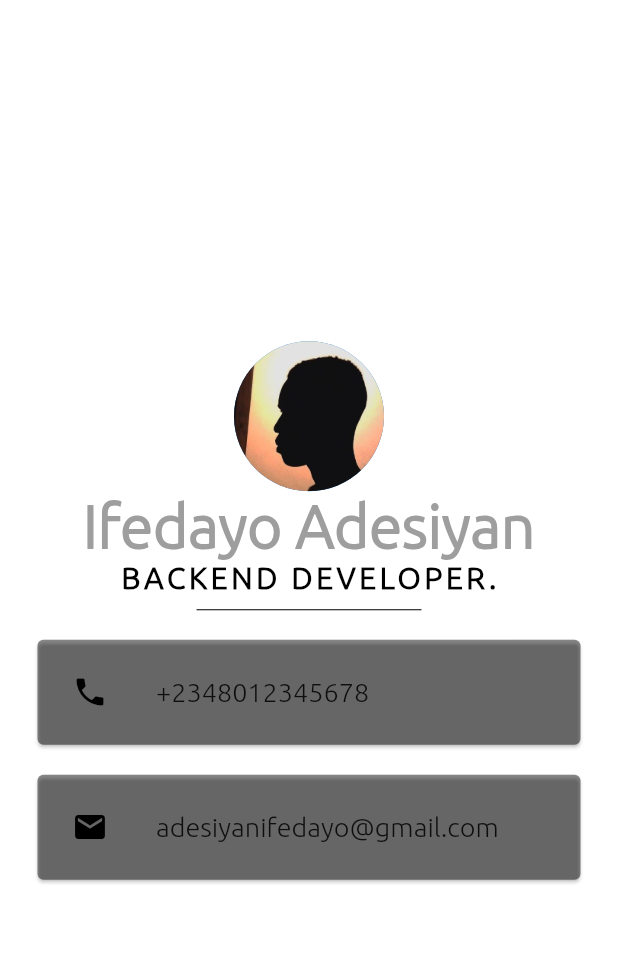
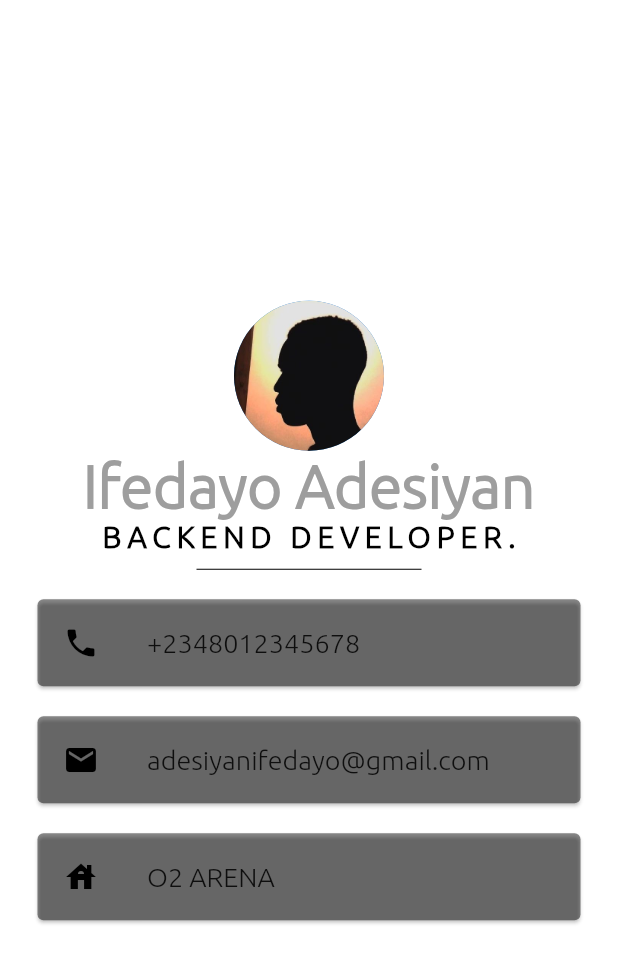
Before and after one commit to adesiyan-ifedayo/Flutter-Starter-Project, a Flutter app: the screen it shows after launch, on a phone screen of 412 x 824 dp. Shown: the top 963 px of the screen. Run offline on Flutter 3.47's test engine with Material 2 defaults, Android fonts, the phone set to English and light mode, and no system bars.

Commit message:
Remove extra padding

```diff
--- a/card_app_01/lib/main.dart
+++ b/card_app_01/lib/main.dart
@@ -11,6 +11,7 @@ class MyApp extends StatelessWidget{
         body: SafeArea(
           child: Column(
             mainAxisAlignment: MainAxisAlignment.center,
+            crossAxisAlignment: CrossAxisAlignment.center,
             children: <Widget>[
               CircleAvatar(
                 radius: 50.0,
@@ -30,7 +31,7 @@ class MyApp extends StatelessWidget{
                     fontSize: 20.0,
                     color: Colors.black,
                     fontWeight: FontWeight.bold,
-                    letterSpacing: 2.5,
+                    letterSpacing: 4,
                 ),
               ),
               SizedBox( height: 20.0, width: 150.0,
@@ -41,7 +42,7 @@ class MyApp extends StatelessWidget{
                 color: Colors.black45,
                 margin: EdgeInsets.symmetric(vertical: 10.0, horizontal: 25.0),
                 child: Padding(
-                  padding: EdgeInsets.all(7.0),
+                  padding: EdgeInsets.all(1.0),
                   child: ListTile(
                     leading: Icon(
                       Icons.phone,
@@ -61,7 +62,7 @@ class MyApp extends StatelessWidget{
 
                 margin: EdgeInsets.symmetric(vertical: 10.0, horizontal: 25.0),
                 child: Padding(
-                  padding: EdgeInsets.all(7.0),
+                  padding: EdgeInsets.all(1.0),
                   child: ListTile(
                       leading: Icon(
                           Icons.email,
@@ -76,7 +77,24 @@ class MyApp extends StatelessWidget{
                   ),
                 ),
               ),
-
+              Card(
+                color: Colors.black45,
+                margin: EdgeInsets.symmetric(vertical: 10.0, horizontal: 25.0),
+                child: Padding(
+                  padding: EdgeInsets.all(1.0),
+                  child: ListTile(
+                    leading: Icon(
+                      Icons.house,
+                      color: Colors.black,
+                    ),
+                    title: Text('O2 ARENA',
+                    style: TextStyle(
+                      fontFamily: 'Ubuntu',
+                      fontSize: 18.0
+                    ))
+                  )
+                )
+              ),
             ]
           ),
         ),
```
